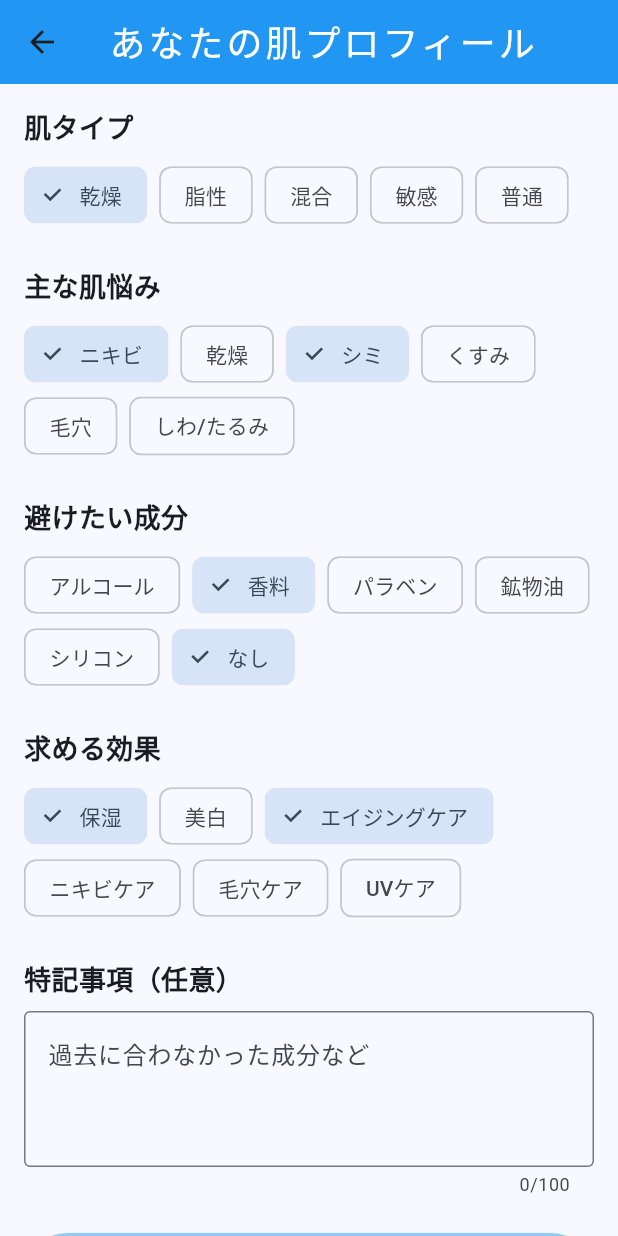
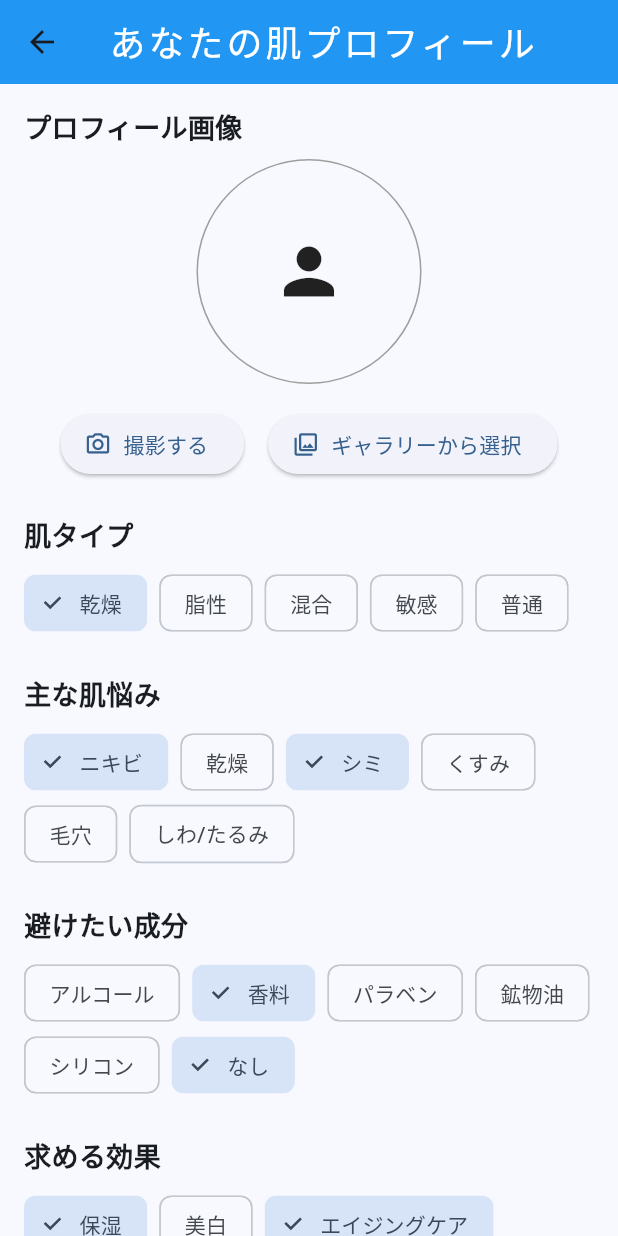
Before and after one commit to panchorange/cosmetic_ingredient_analysis, a Flutter app: the screen it shows after launch, item 2 of the bottom bar chosen, on a phone screen of 412 x 824 dp. Run offline on Flutter 3.47's test engine with Material 3 defaults, Android fonts, the phone set to English and light mode, and no system bars; our stand-ins replace firebase_core, firebase_storage, image_picker; accounts and stored records are empty.

Commit message:
update:プロフィールと画像を一括でupload

```diff
--- a/lib/main.dart
+++ b/lib/main.dart
@@ -8,7 +8,15 @@
 
 void main() async {
   WidgetsFlutterBinding.ensureInitialized();
-  await Firebase.initializeApp();
+  try {
+    await Firebase.initializeApp();
+    print('Firebase initialized successfully');
+  } catch (e, stackTrace) {
+    print('Failed to initialize Firebase:');
+    print('Error: $e');
+    print('Stack trace: $stackTrace');
+    // Firebaseの初期化に失敗してもアプリは起動する
+  }
   runApp(const CosmeAnalyzer());
 }
 
@@ -25,14 +33,16 @@
       child: MaterialApp(
         title: 'コスメ成分分析',
         theme: ThemeData(
-          colorScheme: ColorScheme.fromSeed(seedColor: Colors.blue), // アプリ全体のテーマ設定
+          colorScheme: ColorScheme.fromSeed(seedColor: Colors.blue),
         ),
-        initialRoute: '/',
-        routes: { // ルーティング設定
-          '/': (context) => const UserHomePage(),
+        home: Builder(
+          builder: (context) {
+            return const UserHomePage();
+          },
+        ),
+        routes: {
           '/settings': (context) => const SkinProfilePage(),
         },
-
       ),
     );
   }
--- a/lib/viewmodels/picture_viewmodel.dart
+++ b/lib/viewmodels/picture_viewmodel.dart
@@ -2,6 +2,7 @@ import 'package:flutter/material.dart';
 import 'package:image_picker/image_picker.dart';
 import 'dart:io';
 import 'package:firebase_storage/firebase_storage.dart';
+import '../models/skin_profile.dart';
 
 class PictureViewModel extends ChangeNotifier {
   final ImagePicker _picker = ImagePicker();
@@ -9,12 +10,21 @@ class PictureViewModel extends ChangeNotifier {
   String _resultText = '';
   File? _selectedImage;
   String? _uploadedImageUrl;
+  SkinProfile? _currentProfile;
 
   // Getters
   bool get isLoading => _isLoading;
   String get resultText => _resultText;
   File? get selectedImage => _selectedImage;
   String? get uploadedImageUrl => _uploadedImageUrl;
+  SkinProfile? get currentProfile => _currentProfile;
+
+  // プロフィール情報を設定
+  void setProfile(SkinProfile profile) {
+    _currentProfile = profile;
+    print('プロフィール設定: ${profile.toJson()}');
+    notifyListeners();
+  }
 
   // 画像を撮影するメソッド
   Future<void> takePhoto() async {
@@ -40,21 +50,62 @@ class PictureViewModel extends ChangeNotifier {
   }
 
   // Firebase Storageにアップロードするメソッド
-  Future<String> _uploadImageToFirebase(File imageFile) async {
-    String fileName = 'cosme_${DateTime.now().millisecondsSinceEpoch}.jpg';
+  Future<String> _uploadImageToFirebase(File imageFile, String folderName) async {
+    print('画像アップロード開始: フォルダ名=$folderName');
     final storageRef = FirebaseStorage.instance.ref();
-    final cosmesRef = storageRef.child('cosmes/$fileName');
+    // フォルダ構造を作成するためにフォルダ名とファイル名を分けて指定
+    final cosmesRef = storageRef.child('cosmes').child(folderName).child('image.jpg');
+    print('アップロード先パス: ${cosmesRef.fullPath}');
 
-    final uploadTask = cosmesRef.putFile(imageFile);
+    final uploadTask = cosmesRef.putFile(
+      imageFile,
+      SettableMetadata(
+        contentType: 'image/jpeg',
+        customMetadata: {'uploaded_by': 'app'}
+      )
+    );
 
     uploadTask.snapshotEvents.listen((TaskSnapshot snapshot) {
       double progress = (snapshot.bytesTransferred / snapshot.totalBytes) * 100;
       print('アップロード進行状況: $progress%');
     });
 
-    await uploadTask.whenComplete(() => print('アップロード完了'));
+    await uploadTask.whenComplete(() => print('画像アップロード完了: ${cosmesRef.fullPath}'));
     final downloadUrl = await cosmesRef.getDownloadURL();
     return downloadUrl;
+  }
+
+  // プロフィール情報をテキストファイルとしてアップロード
+  Future<void> _uploadProfileToFirebase(String folderName) async {
+    print('_uploadProfileToFirebase called with folderName: $folderName');
+    if (_currentProfile == null) {
+      print('プロフィール情報が null です');
+      return;
+    }
+
+    try {
+      final storageRef = FirebaseStorage.instance.ref();
+      // フォルダ構造を作成するためにフォルダ名とファイル名を分けて指定
+      final profileRef = storageRef.child('cosmes').child(folderName).child('profile.txt');
+
+      // プロフィール情報をテキスト形式に変換
+      String profileText = '''
+肌タイプ: ${_currentProfile!.skinType}
+肌悩み: ${_currentProfile!.skinProblems.join(', ')}
+避けたい成分: ${_currentProfile!.avoidIngredients.join(', ')}
+希望する効果: ${_currentProfile!.desiredEffects.join(', ')}
+特記事項: ${_currentProfile!.note ?? 'なし'}
+''';
+
+      print('アップロード予定のプロフィールテキスト:\n$profileText');
+
+      // テキストファイルをアップロード
+      await profileRef.putString(profileText);
+      print('プロフィールテキストのアップロード完了');
+    } catch (e) {
+      print('プロフィールのアップロードでエラー発生: $e');
+      rethrow;
+    }
   }
 
   // 画像をアップロードして解析する
@@ -66,10 +117,30 @@ class PictureViewModel extends ChangeNotifier {
     notifyListeners();
 
     try {
-      String imageUrl = await _uploadImageToFirebase(_selectedImage!);
+      // 乱数を生成（6桁）
+      String randomNum = (100000 + (DateTime.now().microsecondsSinceEpoch % 900000)).toString();
+      // 作成日時をフォーマット（YYYYMMDD_HHMMSS）
+      String timestamp = DateTime.now().toString().replaceAll(RegExp(r'[-:.]'), '').substring(0, 15);
+      // フォルダ名を生成（乱数_作成日時）
+      String folderName = '${randomNum}_$timestamp';
+
+      String imageUrl = await _uploadImageToFirebase(_selectedImage!, folderName);
+      print('画像のアップロード完了: $imageUrl');
+
+      print('現在のプロフィール情報: ${_currentProfile?.toJson()}');
+      // プロフィール情報があれば、それもアップロード
+      if (_currentProfile != null) {
+        print('プロフィール情報のアップロードを開始');
+        await _uploadProfileToFirebase(folderName);
+        _resultText = 'アップロード成功！\n画像とプロフィール情報を保存しました。\nURL: $imageUrl';
+      } else {
+        print('プロフィール情報が設定されていません');
+        _resultText = 'アップロード成功！\n画像のみ保存しました。\nURL: $imageUrl';
+      }
+
       _uploadedImageUrl = imageUrl;
-      _resultText = 'アップロード成功！\nURL: $imageUrl';
     } catch (e) {
+      print('エラーが発生: $e');
       _resultText = 'アップロードに失敗しました: $e';
     } finally {
       _isLoading = false;
--- a/lib/views/skin_profile_page.dart
+++ b/lib/views/skin_profile_page.dart
@@ -1,6 +1,8 @@
 import 'package:flutter/material.dart';
 import 'package:provider/provider.dart';
 import '../viewmodels/skin_profile_viewmodel.dart';
+import '../viewmodels/picture_viewmodel.dart';
+import 'dart:io';
 
 class SkinProfilePage extends StatefulWidget {
     const SkinProfilePage({super.key});
@@ -16,6 +18,7 @@ class _SkinProfilePageState extends State<SkinProfilePage> {
     final Set<String> selectedAvoidIngredients = {'香料', 'なし'};
     final Set<String> selectedEffects = {'保湿', 'エイジングケア'};
     final TextEditingController noteController = TextEditingController();
+    File? _selectedImage;
 
     @override
     Widget build(BuildContext context) {
@@ -38,6 +41,74 @@ class _SkinProfilePageState extends State<SkinProfilePage> {
                 child: Column(
                     crossAxisAlignment: CrossAxisAlignment.start,
                     children: [
+                        // 画像選択部分を追加
+                        const Text('プロフィール画像', style: TextStyle(fontSize: 18, fontWeight: FontWeight.bold)),
+                        const SizedBox(height: 8),
+                        Center(
+                            child: Column(
+                                children: [
+                                    if (_selectedImage != null)
+                                        Container(
+                                            width: 150,
+                                            height: 150,
+                                            decoration: BoxDecoration(
+                                                border: Border.all(color: Colors.grey),
+                                                borderRadius: BorderRadius.circular(75),
+                                            ),
+                                            child: ClipRRect(
+                                                borderRadius: BorderRadius.circular(75),
+                                                child: Image.file(
+                                                    _selectedImage!,
+                                                    fit: BoxFit.cover,
+                                                ),
+                                            ),
+                                        )
+                                    else
+                                        Container(
+                                            width: 150,
+                                            height: 150,
+                                            decoration: BoxDecoration(
+                                                border: Border.all(color: Colors.grey),
+                                                borderRadius: BorderRadius.circular(75),
+                                            ),
+                                            child: const Center(
+                                                child: Icon(Icons.person, size: 50),
+                                            ),
+                                        ),
+                                    const SizedBox(height: 16),
+                                    Row(
+                                        mainAxisAlignment: MainAxisAlignment.center,
+                                        children: [
+                                            ElevatedButton.icon(
+                                                onPressed: () async {
+                                                    final viewModel = Provider.of<PictureViewModel>(context, listen: false);
+                                                    await viewModel.takePhoto();
+                                                    setState(() {
+                                                        _selectedImage = viewModel.selectedImage;
+                                                    });
+                                                },
+                                                icon: const Icon(Icons.camera_alt_outlined),
+                                                label: const Text('撮影する'),
+                                            ),
+                                            const SizedBox(width: 16),
+                                            ElevatedButton.icon(
+                                                onPressed: () async {
+                                                    final viewModel = Provider.of<PictureViewModel>(context, listen: false);
+                                                    await viewModel.pickFromGallery();
+                                                    setState(() {
+                                                        _selectedImage = viewModel.selectedImage;
+                                                    });
+                                                },
+                                                icon: const Icon(Icons.photo_library_outlined),
+                                                label: const Text('ギャラリーから選択'),
+                                            ),
+                                        ],
+                                    ),
+                                ],
+                            ),
+                        ),
+                        const SizedBox(height: 24),
+
                         const Text('肌タイプ', style: TextStyle(fontSize: 18, fontWeight: FontWeight.bold)),
                         const SizedBox(height: 8),
                         Wrap(
--- a/pubspec.yaml
+++ b/pubspec.yaml
@@ -35,8 +35,8 @@ dependencies:
   # Use with the CupertinoIcons class for iOS style icons.
   cupertino_icons: ^1.0.8
   image_picker: ^1.1.2
-  firebase_core: ^3.13.0
-  firebase_storage: ^12.4.5
+  firebase_core: ^2.27.1
+  firebase_storage: ^11.6.10
   provider: ^6.1.4
 
 dev_dependencies:
```
Also changed, not shown: lib/views/user_home.dart (+18 -12 lines), pubspec.lock, 4 other files.
